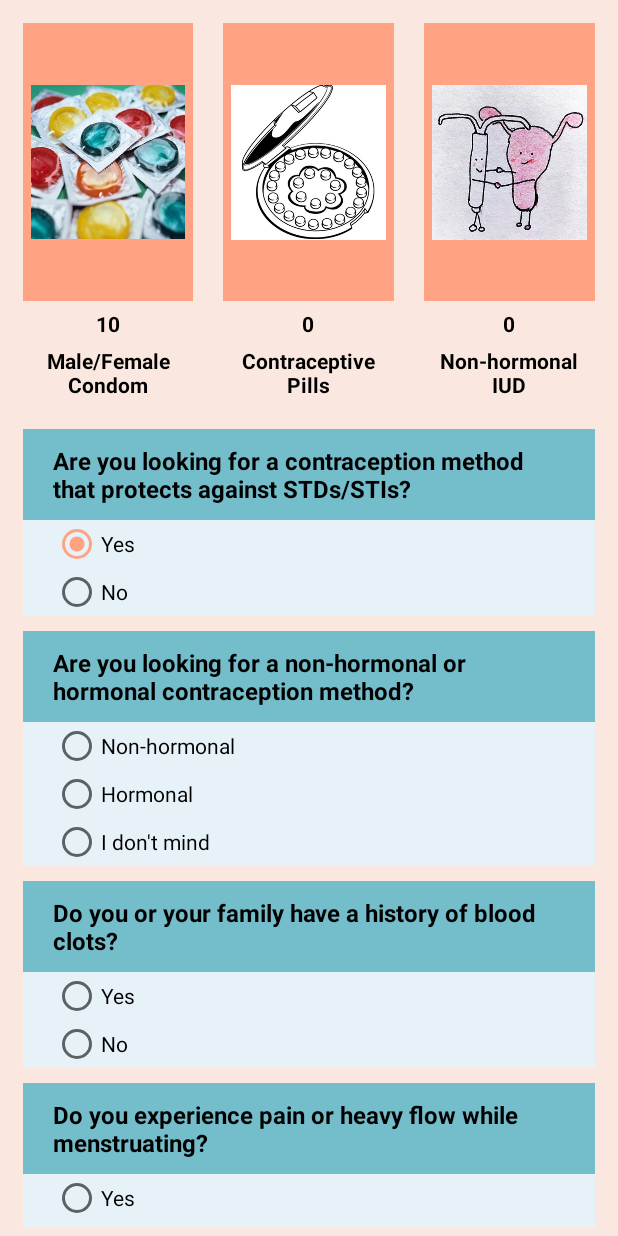
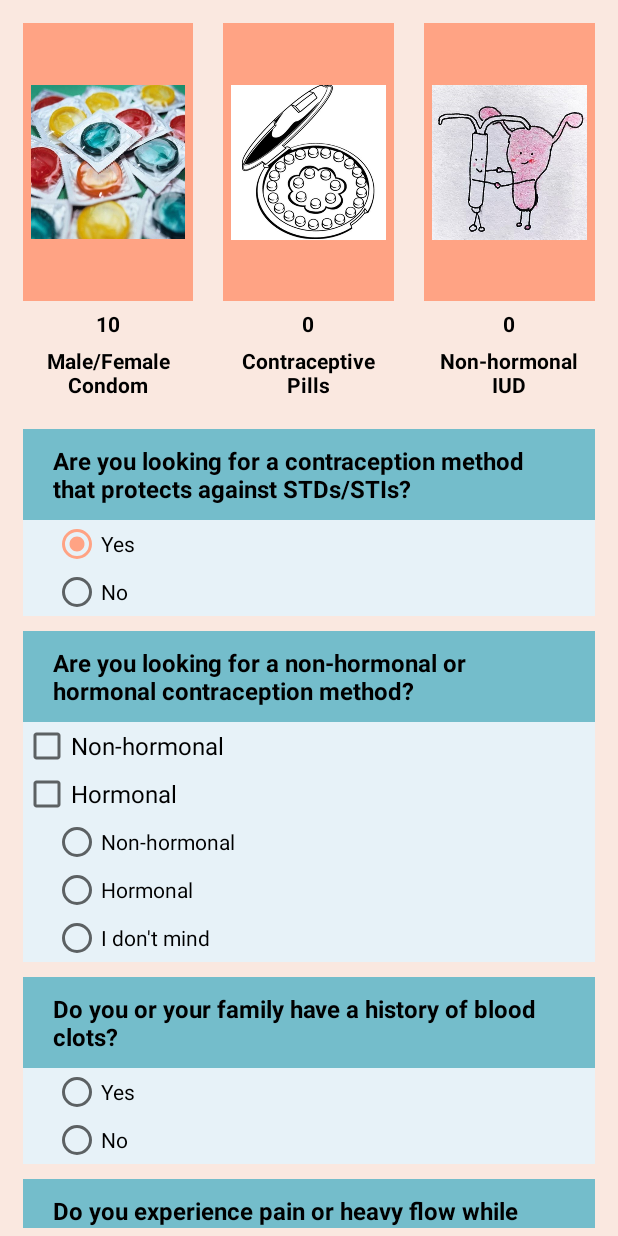
Before and after one commit to NoaBar/BCquiz, an Android app: the screen it shows after launch (MainActivity), after a tap on "Yes", on a phone screen of 412 x 824 dp. Run offline under Robolectric (Android 15) with nearby library versions, the phone set to English and light mode, and no system bars; libraries missing offline, so code that uses them is left out: java.security.acl.

Commit message:
starting to put checkboxes

```diff
--- a/app/src/main/java/com/noah/bcquiz/MainActivity.java
+++ b/app/src/main/java/com/noah/bcquiz/MainActivity.java
@@ -112,6 +112,10 @@ public class MainActivity extends AppCompatActivity {
 
         RadioButton answer_1_yes = (RadioButton) findViewById(R.id.answer_1_yes);
         RadioButton answer_1_no = (RadioButton) findViewById(R.id.answer_1_no);
+
+        CheckBox answer_2_non_hormonal = (CheckBox)findViewById(R.id.answer_2_non_hormonal);
+        CheckBox answer_2_hormonal = (CheckBox)findViewById(R.id.answer_2_hormonal);
+
         RadioButton answer_2_yes = (RadioButton) findViewById(R.id.answer_2_yes);
         RadioButton answer_2_no = (RadioButton) findViewById(R.id.answer_2_no);
         RadioButton answer_2_mind = (RadioButton) findViewById(R.id.answer_2_mind);
@@ -149,14 +153,14 @@ public class MainActivity extends AppCompatActivity {
             displayIudGrade(iudGrade);
         }
 
-        if (answer_2_yes.isChecked()) {
+        if (answer_2_non_hormonal.isChecked()) {
             condomGrade += 10;
             displayCondomGrade(condomGrade);
             pillsGrade += 0;
             displayPillsGrade(pillsGrade);
             iudGrade += 10;
             displayIudGrade(iudGrade);
-        } else if (answer_2_no.isChecked()) {
+        } else if (answer_2_hormonal.isChecked()) {
             condomGrade += 0;
             displayCondomGrade(condomGrade);
             pillsGrade += 10;
--- a/app/src/main/res/layout/activity_main.xml
+++ b/app/src/main/res/layout/activity_main.xml
@@ -136,6 +136,23 @@
                 android:paddingStart="20dp"
                 android:paddingTop="10dp"
                 android:text="@string/question_2" />
+
+            <CheckBox
+                android:id="@+id/answer_2_non_hormonal"
+                android:layout_width="match_parent"
+                android:layout_height="wrap_content"
+                android:text="@string/non_hormonal"
+                style="@style/checkbox"
+                />
+
+            <CheckBox
+                android:id="@+id/answer_2_hormonal"
+                android:layout_width="match_parent"
+                android:layout_height="wrap_content"
+                android:text="@string/hormonal"
+                style="@style/checkbox"
+                />
+
 
             <RadioGroup
                 android:id="@+id/answer_2"
--- a/app/src/main/res/values/styles.xml
+++ b/app/src/main/res/values/styles.xml
@@ -35,6 +35,15 @@
         <item name="android:background">@color/babyBlue</item>
         <item name="android:layout_marginStart">10dp</item>
         <item name="android:layout_marginEnd">10dp</item>
+        </style>
+
+    <style name="checkbox">
+        <item name="android:textColor">@color/black</item>
+        <item name="android:textSize">16sp</item>
+        <item name="android:background">@color/babyBlue</item>
+        <item name="android:layout_marginStart">10dp</item>
+        <item name="android:layout_marginEnd">10dp</item>
+
     </style>
 
     <style name="images">
```
